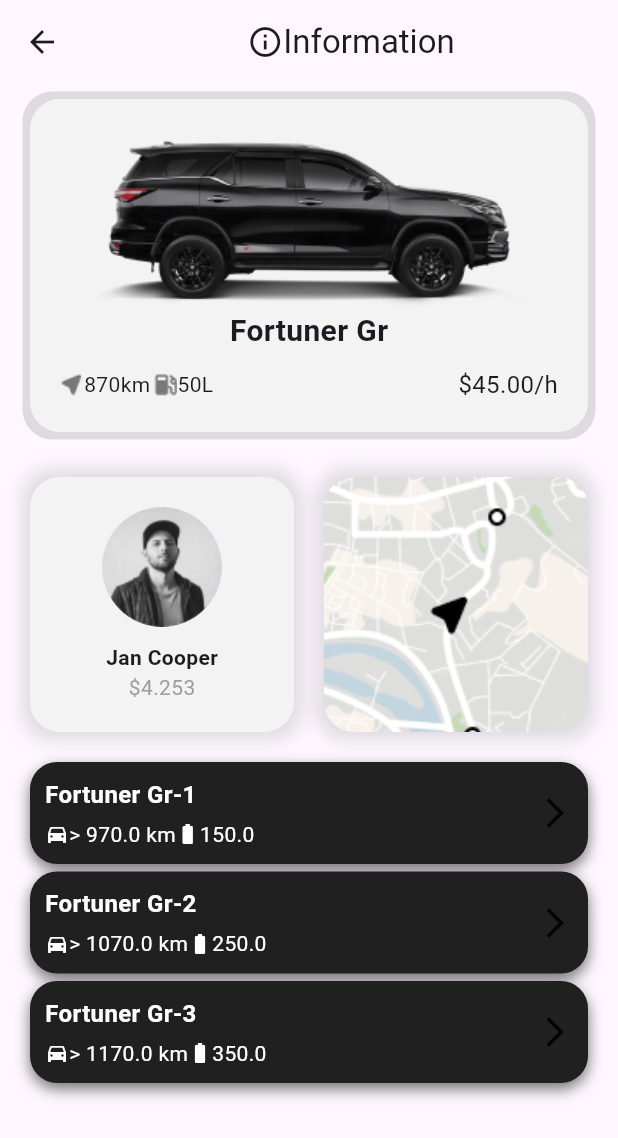
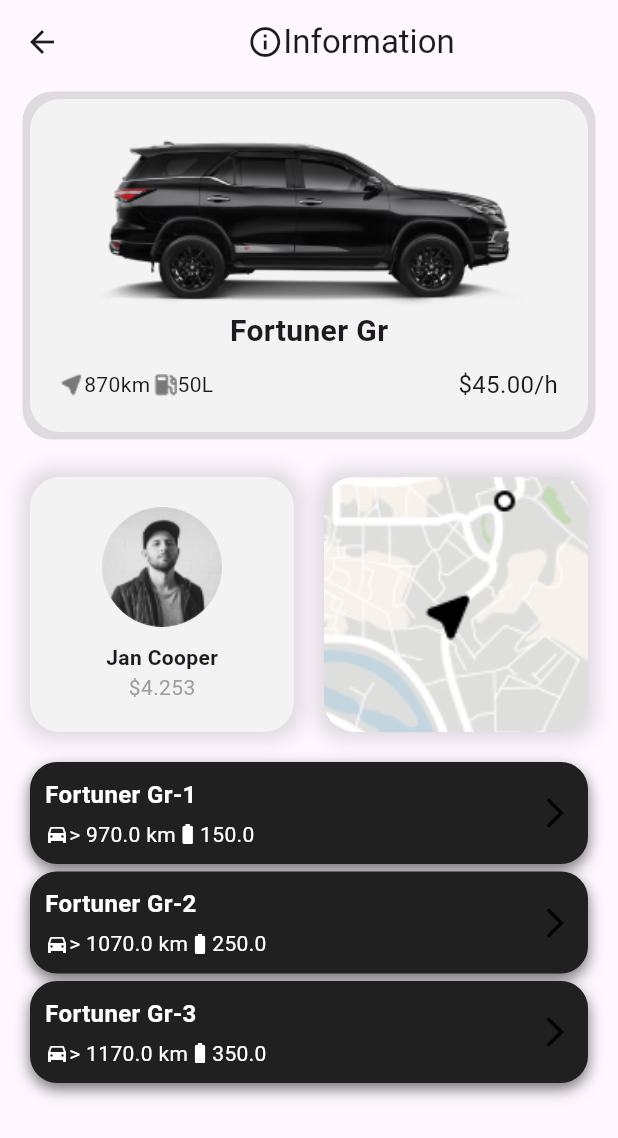
Before and after one commit to AhmedMahmoud2024/rentapp, a Flutter app: the CarListScreen screen opened directly, after a tap on "Fortuner Gr", on a phone screen of 412 x 824 dp. Shown: the top 1138 px of the screen. Run offline on Flutter 3.47's test engine with Material 3 defaults, Android fonts, the phone set to English and light mode, and no system bars; our stand-ins replace firebase_core, flutter_map, latlong2; missing offline and left inert: flutter_map_cancellable_tile_provider; accounts and stored records are empty.

Commit message:
implemented mapsDetaispage using some animation

```diff
--- a/lib/main.dart
+++ b/lib/main.dart
@@ -41,7 +41,7 @@ class MyApp extends StatelessWidget {
         colorScheme: ColorScheme.fromSeed(seedColor: Colors.deepPurple),
         useMaterial3: true,
       ),
-      home:  MapsDetailsPage(),
+      home:  OnboardingPage(),
     );
   }
 }
--- a/lib/presentation/pages/car_details_page.dart
+++ b/lib/presentation/pages/car_details_page.dart
@@ -1,14 +1,41 @@
 import 'package:flutter/cupertino.dart';
 import 'package:flutter/material.dart';
+import 'package:rentapp/presentation/pages/MapsDetailsPage.dart';
 import 'package:rentapp/presentation/widgets/car_card.dart';
 import 'package:rentapp/presentation/widgets/more_card.dart';
 
 import '../../data models/Car.dart';
 
-class CarDetailsPage extends StatelessWidget {
+class CarDetailsPage extends StatefulWidget {
 final Car car ;
 
   const CarDetailsPage({super.key, required this.car});
+
+  @override
+  State<CarDetailsPage> createState() => _CarDetailsPageState();
+}
+
+class _CarDetailsPageState extends State<CarDetailsPage> with SingleTickerProviderStateMixin {
+  AnimationController ? _controller ;
+  Animation<double>? _animation;
+
+  @override
+  void initState() {
+    _controller = AnimationController(
+      duration: const Duration(seconds: 3),
+        vsync: this
+    );
+    _animation = Tween<double>(begin: 1.0,end: 1.5).animate(_controller!)
+    ..addListener(() {setState(() {
+    });});
+    _controller!.forward();
+    super.initState();
+  }
+  @override
+  void dispose() {
+    _controller!.forward();
+    super.dispose();
+  }
 
   @override
   Widget build(BuildContext context) {
@@ -24,7 +51,7 @@ final Car car ;
       ),
       body: ListView(
         children: [
-          CarCard(car: Car(model: car.model, distance: car.distance, fuelCapacity: car.fuelCapacity, pricePerHour: car.pricePerHour),),
+          CarCard(car: Car(model: widget.car.model, distance: widget.car.distance, fuelCapacity: widget.car.fuelCapacity, pricePerHour: widget.car.pricePerHour),),
           SizedBox(height: 20,),
            Padding(
           padding: const EdgeInsets.symmetric(horizontal: 20),
@@ -56,13 +83,17 @@ final Car car ;
               ),
               SizedBox(width: 20,),
               Expanded(
+                child: GestureDetector(
+                  onTap: (){
+                    Navigator.push(
+                        context,
+                        MaterialPageRoute(builder:(context)=>MapsDetailsPage(car: widget.car))
+                    );
+                  },
                   child: Container(
                       height: 170,
                       decoration: BoxDecoration(
                           borderRadius: BorderRadius.circular(20),
-                        image: DecorationImage(image: AssetImage('assets/maps.png'),
-                            fit: BoxFit.cover
-                        ),
                           boxShadow: [
                             BoxShadow(
                                 color: Colors.black12,
@@ -70,7 +101,16 @@ final Car car ;
                                 spreadRadius: 5
                             )
                           ]
-                    )
+                      ),
+                    child: ClipRRect(
+                      borderRadius: BorderRadius.circular(20),
+                      child: Transform.scale(
+                        scale: _animation!.value,
+                        alignment: Alignment.center,
+                        child: Image.asset('assets/maps.png',fit: BoxFit.cover,),
+                      ),
+                    ),
+                  ),
                 ),
               )
             ],
@@ -80,11 +120,11 @@ final Car car ;
              padding: EdgeInsets.all(20),
              child: Column(
               children: [
-             MoreCard(car: Car(model: car.model+"-1", distance: car.distance+100, fuelCapacity: car.fuelCapacity+100, pricePerHour: car.pricePerHour+100),) ,
+             MoreCard(car: Car(model: widget.car.model+"-1", distance: widget.car.distance+100, fuelCapacity: widget.car.fuelCapacity+100, pricePerHour: widget.car.pricePerHour+100),) ,
                 SizedBox(height: 5,),
-                MoreCard(car: Car(model: car.model+"-2", distance: car.distance+200, fuelCapacity: car.fuelCapacity+200, pricePerHour: car.pricePerHour+200),) ,
+                MoreCard(car: Car(model: widget.car.model+"-2", distance: widget.car.distance+200, fuelCapacity: widget.car.fuelCapacity+200, pricePerHour: widget.car.pricePerHour+200),) ,
                 SizedBox(height: 5,),
-                MoreCard(car: Car(model: car.model+"-3", distance: car.distance+300, fuelCapacity: car.fuelCapacity+300, pricePerHour: car.pricePerHour+300),) ,
+                MoreCard(car: Car(model: widget.car.model+"-3", distance: widget.car.distance+300, fuelCapacity: widget.car.fuelCapacity+300, pricePerHour: widget.car.pricePerHour+300),) ,
               ],
                        ),
            )
```
Also changed, not shown: lib/presentation/pages/MapsDetailsPage.dart (+16 -8 lines), assets/white_car.png (added). Lines whose indentation alone changed are shown as unchanged.
